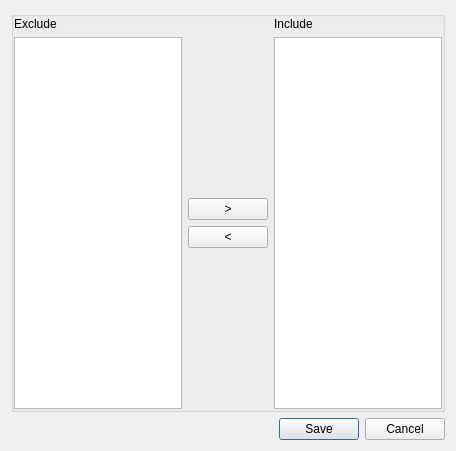
Old version of the form ui/map_settings_dialog.ui in the repository JuanPDiazL/SMPG.
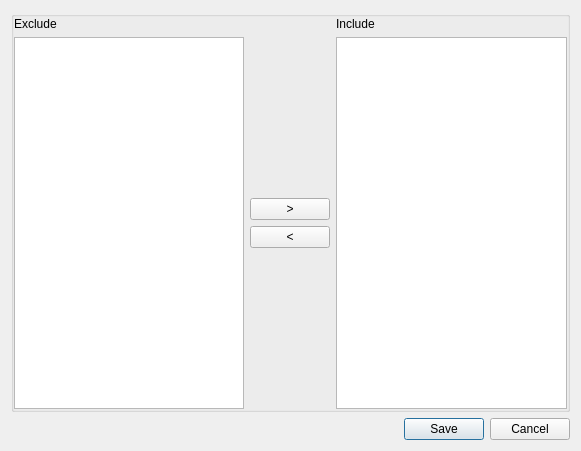
New version of the form.

Commit message: add placeholder UI for rainy season detection

Diff of the .ui file:
```diff
--- a/ui/map_settings_dialog.ui
+++ b/ui/map_settings_dialog.ui
@@ -6,7 +6,7 @@
    <rect>
     <x>0</x>
     <y>0</y>
-    <width>456</width>
+    <width>581</width>
     <height>451</height>
    </rect>
   </property>
```
The commit also changes 5 other files.
